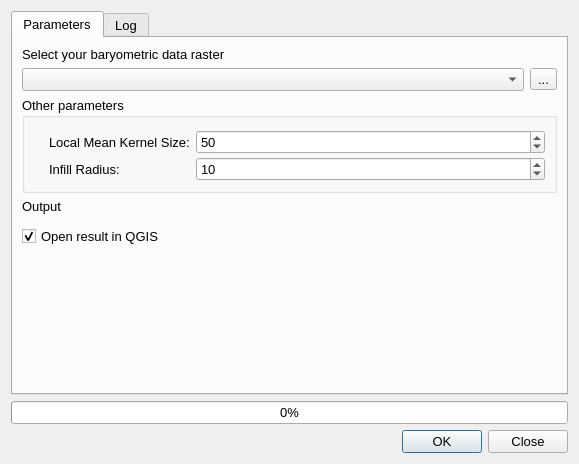
This is qgisplugin/interfaces/extract_shipwrecks_gui.ui in umfieldrobotics/ShipwreckFinderQGISPlugin as Qt 5 draws it before an edit. The edited form follows.
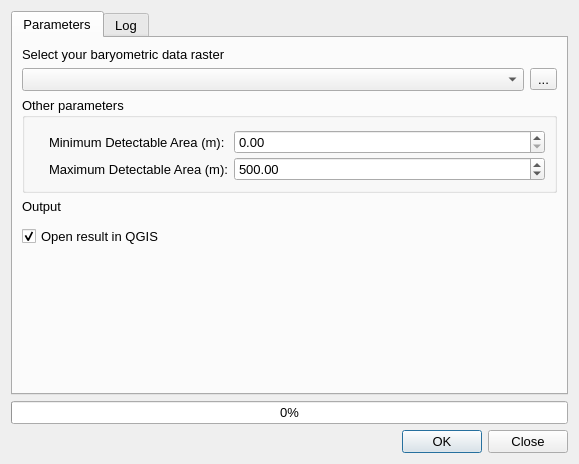
This is the edited form. Icons and pictures are not drawn. Custom widgets are drawn as their Qt base class.

Commit message: Working with min and max areas

Diff of the .ui file:
```diff
--- a/qgisplugin/interfaces/extract_shipwrecks_gui.ui
+++ b/qgisplugin/interfaces/extract_shipwrecks_gui.ui
@@ -231,7 +231,7 @@
                  </font>
                 </property>
                 <property name="text">
-                 <string>Local Mean Kernel Size:</string>
+                 <string>Minimum Detectable Area (m):</string>
                 </property>
                </widget>
               </item>
@@ -243,49 +243,55 @@
                  </font>
                 </property>
                 <property name="text">
-                 <string>Infill Radius:</string>
+                 <string>Maximum Detectable Area (m):</string>
                 </property>
                </widget>
               </item>
               <item row="4" column="1">
-               <widget class="QSpinBox" name="infillRadiusBox">
+                <widget class="QDoubleSpinBox" name="maxThresholdBox">
                 <property name="font">
                  <font>
                   <pointsize>10</pointsize>
                  </font>
                 </property>
                 <property name="minimum">
-                 <number>1</number>
+                        <double>0.0</double>
                 </property>
                 <property name="maximum">
-                 <number>40</number>
+                        <double>10000.0</double>
                 </property>
                 <property name="singleStep">
                  <number>1</number>
                 </property>
                 <property name="value">
-                 <number>10</number>
+                        <double>500.0</double>
+                    </property>
+                    <property name="decimals">
+                        <number>2</number> <!-- Number of decimal places displayed -->
                 </property>
                </widget>
               </item>
               <item row="0" column="1">
-               <widget class="QSpinBox" name="kernelSizeBox">
+               <widget class="QDoubleSpinBox" name="minThresholdBox">
                 <property name="font">
                  <font>
                   <pointsize>10</pointsize>
                  </font>
                 </property>
                 <property name="minimum">
-                 <number>5</number>
+                      <double>0.0</double>
                 </property>
                 <property name="maximum">
-                 <number>10000</number>
+                      <double>10000.0</double>
                 </property>
                 <property name="singleStep">
                  <number>1</number>
                 </property>
                 <property name="value">
-                 <number>50</number>
+                      <double>0.0</double>
+                  </property>
+                  <property name="decimals">
+                      <number>2</number> <!-- Number of decimal places displayed -->
                 </property>
                </widget>
               </item>
```
Left out of the diff: 4 changed lines with no effect on the pictures. Lines whose indentation alone changed are shown as unchanged. The commit also changes 2 other files.
